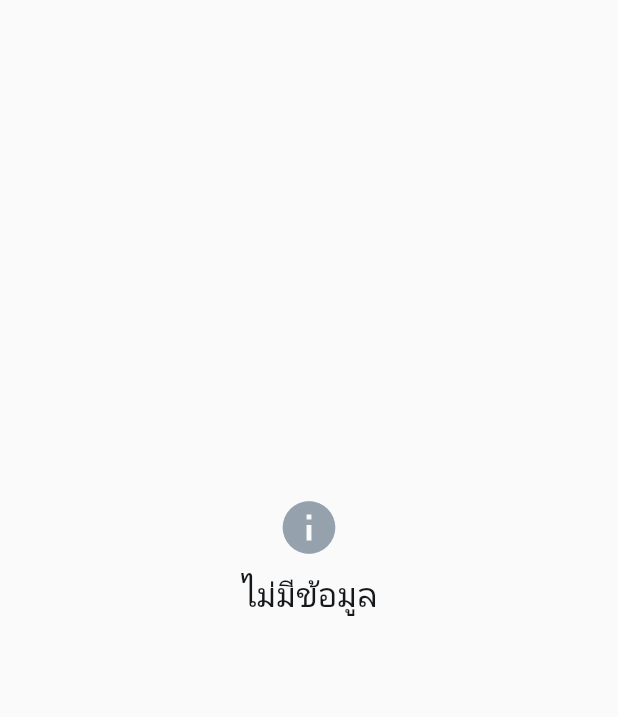
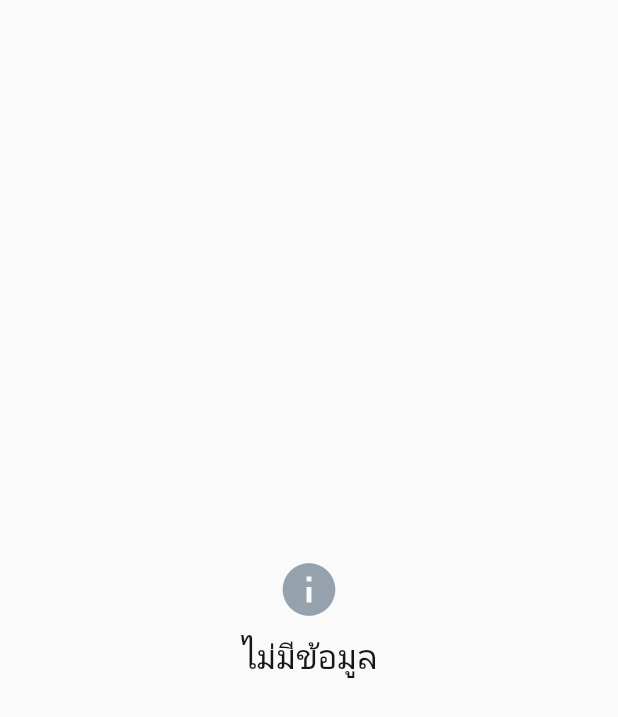
Before and after one commit to darksilver99/meetingroombooking, a Flutter app: the NoDataWidget widget shown alone on an empty page, opened directly, on a phone screen of 412 x 824 dp. Shown: the top 717 px of the screen. Run offline on Flutter 3.47's test engine with Material 2 defaults, Android fonts, the phone set to English and light mode, and no system bars; our stand-ins replace auto_size_text, cached_network_image, cloud_firestore, dropdown_button2, easy_debounce, file_picker and 22 more; missing offline and left inert: json_path, mime_type; accounts and stored records are empty; Roboto replaces fonts that are missing (Kanit).

Commit message:
Updating to latest FlutterFlow output.

```diff
--- a/lib/components/no_data_widget.dart
+++ b/lib/components/no_data_widget.dart
@@ -39,10 +39,12 @@ class _NoDataWidgetState extends State<NoDataWidget> {
   Widget build(BuildContext context) {
     context.watch<FFAppState>();
 
-    return Container(
+    return Align(
+      alignment: AlignmentDirectional(0.0, 0.0),
+      child: Container(
         width: double.infinity,
-      height: MediaQuery.sizeOf(context).height * 0.9,
         decoration: BoxDecoration(),
+        alignment: AlignmentDirectional(0.0, 0.0),
         child: Column(
           mainAxisSize: MainAxisSize.min,
           mainAxisAlignment: MainAxisAlignment.center,
@@ -65,6 +67,7 @@ class _NoDataWidgetState extends State<NoDataWidget> {
             ),
           ],
         ),
+      ),
     );
   }
 }
--- a/lib/meeting_service/meet_room_service_list_page/meet_room_service_list_page_widget.dart
+++ b/lib/meeting_service/meet_room_service_list_page/meet_room_service_list_page_widget.dart
@@ -153,7 +153,10 @@ class _MeetRoomServiceListPageWidgetState
                       ),
                     ),
                   ),
-                  noItemsFoundIndicatorBuilder: (_) => NoDataWidget(),
+                  noItemsFoundIndicatorBuilder: (_) => Container(
+                    height: MediaQuery.sizeOf(context).height * 0.9,
+                    child: NoDataWidget(),
+                  ),
                   itemBuilder: (context, _, listViewIndex) {
                     final listViewMeetingRoomListRecord =
                         _model.pagingController!.itemList![listViewIndex];
--- a/lib/member/profile_page/profile_page_widget.dart
+++ b/lib/member/profile_page/profile_page_widget.dart
@@ -27,8 +27,8 @@ class _ProfilePageWidgetState extends State<ProfilePageWidget> {
     super.initState();
     _model = createModel(context, () => ProfilePageModel());
 
-    _model.fullnameController1 ??=
-        TextEditingController(text: currentUserDisplayName);
+    _model.fullnameController1 ??= TextEditingController(
+        text: valueOrDefault(currentUserDocument?.fullname, ''));
     _model.fullnameController2 ??=
         TextEditingController(text: currentPhoneNumber);
     _model.fullnameController3 ??=
```
Lines whose indentation alone changed are shown as unchanged.
